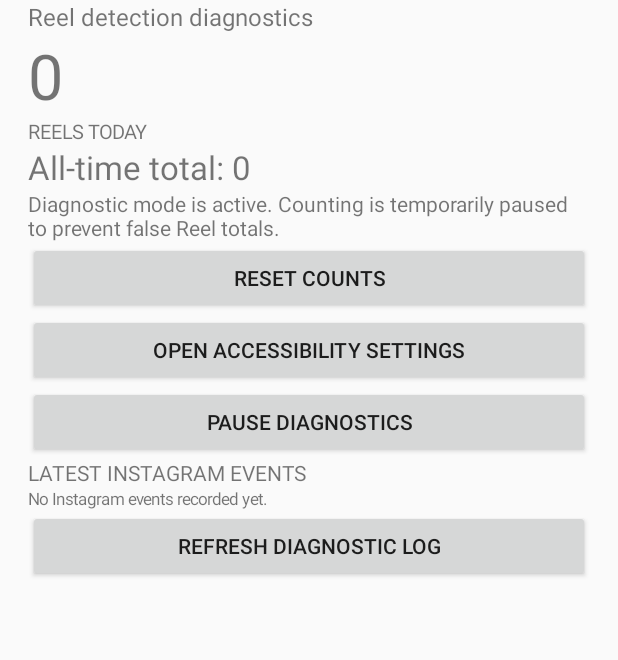
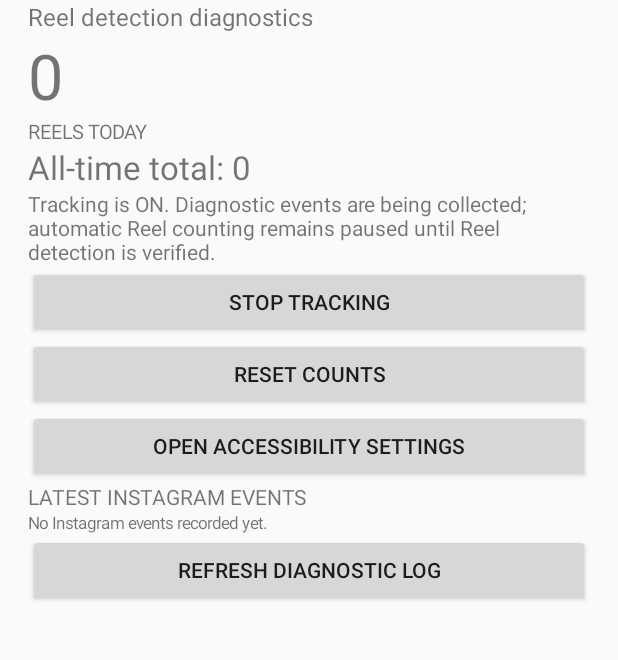
Before and after one commit to 23f2001612/ReelCounter, an Android app: the screen it shows after launch (MainActivity), on a phone screen of 412 x 824 dp, the part 97-757 px from its top. Run offline under Robolectric (Android 15) with nearby library versions, the phone set to English and light mode, and no system bars.

Commit message:
Make dashboard scrollable and add clear tracking toggle

```diff
--- a/app/src/main/java/com/reelcounter/MainActivity.kt
+++ b/app/src/main/java/com/reelcounter/MainActivity.kt
@@ -11,12 +11,14 @@ import android.provider.Settings
 import android.view.Gravity
 import android.widget.Button
 import android.widget.LinearLayout
+import android.widget.ScrollView
 import android.widget.TextView
 
 class MainActivity : Activity() {
     private lateinit var todayValue: TextView
     private lateinit var totalValue: TextView
     private lateinit var statusValue: TextView
+    private lateinit var trackingButton: Button
     private lateinit var diagnosticValue: TextView
 
     override fun onCreate(savedInstanceState: Bundle?) {
@@ -51,21 +53,30 @@ class MainActivity : Activity() {
     }
 
     private fun buildDashboard() {
-        val root = LinearLayout(this).apply {
+        val content = LinearLayout(this).apply {
             orientation = LinearLayout.VERTICAL
             gravity = Gravity.TOP
             setPadding(28, 36, 28, 28)
         }
-        root.addView(TextView(this).apply { text = "ReelCounter"; textSize = 30f })
-        root.addView(TextView(this).apply { text = "Reel detection diagnostics"; textSize = 16f })
+        content.addView(TextView(this).apply { text = "ReelCounter"; textSize = 30f })
+        content.addView(TextView(this).apply { text = "Reel detection diagnostics"; textSize = 16f })
         todayValue = TextView(this).apply { textSize = 42f }
-        root.addView(todayValue)
-        root.addView(TextView(this).apply { text = "REELS TODAY"; textSize = 13f })
+        content.addView(todayValue)
+        content.addView(TextView(this).apply { text = "REELS TODAY"; textSize = 13f })
         totalValue = TextView(this).apply { textSize = 22f }
-        root.addView(totalValue)
+        content.addView(totalValue)
         statusValue = TextView(this).apply { textSize = 14f }
-        root.addView(statusValue)
-        root.addView(Button(this).apply {
+        content.addView(statusValue)
+
+        trackingButton = Button(this)
+        trackingButton.setOnClickListener {
+            val enabled = !StatsStore.isTrackingEnabled(this)
+            StatsStore.setTrackingEnabled(this, enabled)
+            refreshDashboard()
+        }
+        content.addView(trackingButton)
+
+        content.addView(Button(this).apply {
             text = "Reset counts"
             setOnClickListener {
                 AlertDialog.Builder(this@MainActivity)
@@ -80,20 +91,11 @@ class MainActivity : Activity() {
                     .show()
             }
         })
-        root.addView(Button(this).apply {
+        content.addView(Button(this).apply {
             text = "Open Accessibility settings"
             setOnClickListener { startActivity(Intent(Settings.ACTION_ACCESSIBILITY_SETTINGS)) }
         })
-        root.addView(Button(this).apply {
-            text = if (StatsStore.isTrackingEnabled(this@MainActivity)) "Pause diagnostics" else "Resume diagnostics"
-            setOnClickListener {
-                val enabled = !StatsStore.isTrackingEnabled(this@MainActivity)
-                StatsStore.setTrackingEnabled(this@MainActivity, enabled)
-                text = if (enabled) "Pause diagnostics" else "Resume diagnostics"
-                refreshDashboard()
-            }
-        })
-        root.addView(TextView(this).apply {
+        content.addView(TextView(this).apply {
             text = "LATEST INSTAGRAM EVENTS"
             textSize = 14f
         })
@@ -101,21 +103,28 @@ class MainActivity : Activity() {
             textSize = 11f
             setTextIsSelectable(true)
         }
-        root.addView(diagnosticValue)
-        root.addView(Button(this).apply {
+        content.addView(diagnosticValue)
+        content.addView(Button(this).apply {
             text = "Refresh diagnostic log"
             setOnClickListener { refreshDashboard() }
         })
-        setContentView(root)
+
+        val scroll = ScrollView(this).apply {
+            isFillViewport = true
+            addView(content)
+        }
+        setContentView(scroll)
     }
 
     private fun refreshDashboard() {
         todayValue.text = StatsStore.todayCount(this).toString()
         totalValue.text = "All-time total: ${StatsStore.totalCount(this)}"
-        statusValue.text = if (StatsStore.isTrackingEnabled(this)) {
-            "Diagnostic mode is active. Counting is temporarily paused to prevent false Reel totals."
+        val enabled = StatsStore.isTrackingEnabled(this)
+        trackingButton.text = if (enabled) "Stop tracking" else "Start tracking"
+        statusValue.text = if (enabled) {
+            "Tracking is ON. Diagnostic events are being collected; automatic Reel counting remains paused until Reel detection is verified."
         } else {
-            "Diagnostics are paused."
+            "Tracking is OFF. Instagram events are not being collected."
         }
         diagnosticValue.text = StatsStore.diagnostics(this)
     }
```
